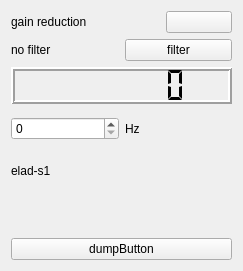
Above: devices/sw-elad-s1/elad-widget.ui from JvanKatwijk/panoramaviewer before the change. Below: the same form after it.
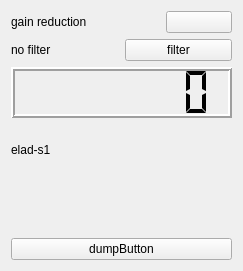
That is the form after the change.

Patch:
```diff
--- a/devices/sw-elad-s1/elad-widget.ui
+++ b/devices/sw-elad-s1/elad-widget.ui
@@ -70,24 +70,6 @@
      </property>
     </widget>
    </item>
-   <item>
-    <layout class="QHBoxLayout" name="horizontalLayout_3">
-     <item>
-      <widget class="QSpinBox" name="hzOffset">
-       <property name="maximum">
-        <number>999</number>
-       </property>
-      </widget>
-     </item>
-     <item>
-      <widget class="QLabel" name="label_3">
-       <property name="text">
-        <string>Hz</string>
-       </property>
-      </widget>
-     </item>
-    </layout>
-   </item>
    <item>
     <widget class="QLabel" name="label">
      <property name="text">
```
